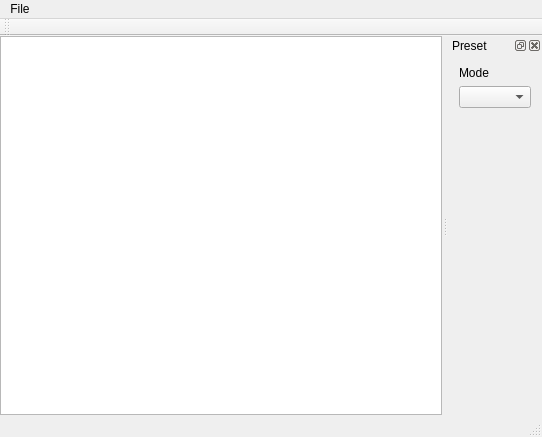
The window that mainwindow.ui (slavanap/CarCounterTest) describes before a commit, drawn with Qt 5.
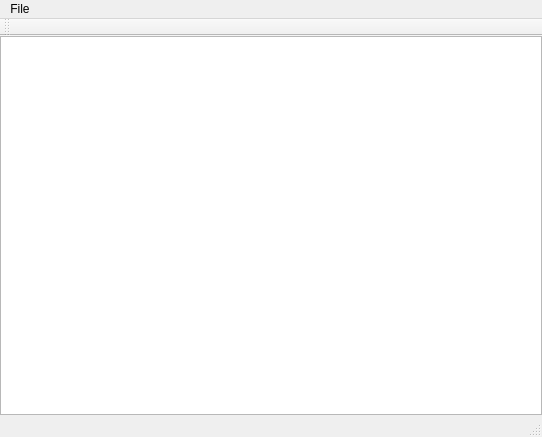
The same window after the commit.

The edit to the form file:
```diff
--- a/mainwindow.ui
+++ b/mainwindow.ui
@@ -59,41 +59,6 @@
    </attribute>
   </widget>
   <widget class="QStatusBar" name="statusBar"/>
-  <widget class="QDockWidget" name="dockWidget">
-   <property name="windowTitle">
-    <string>Preset</string>
-   </property>
-   <attribute name="dockWidgetArea">
-    <number>2</number>
-   </attribute>
-   <widget class="QWidget" name="dockWidgetContents">
-    <layout class="QVBoxLayout" name="verticalLayout_3">
-     <item>
-      <widget class="QLabel" name="label_2">
-       <property name="text">
-        <string>Mode</string>
-       </property>
-      </widget>
-     </item>
-     <item>
-      <widget class="QComboBox" name="comboBox"/>
-     </item>
-     <item>
-      <spacer name="verticalSpacer">
-       <property name="orientation">
-        <enum>Qt::Vertical</enum>
-       </property>
-       <property name="sizeHint" stdset="0">
-        <size>
-         <width>20</width>
-         <height>40</height>
-        </size>
-       </property>
-      </spacer>
-     </item>
-    </layout>
-   </widget>
-  </widget>
   <action name="actionOpen_File">
    <property name="text">
     <string>Open File...</string>
```
